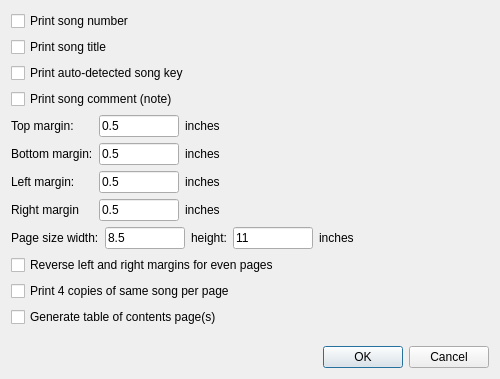
Before: the Qt Designer form src/softchord_pdf_dialog.ui in matvey83/softChord, drawn with Qt 5.
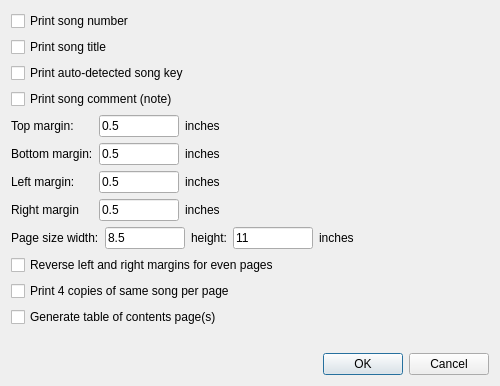
After: the same form once the commit is applied.

Commit message: Show a single song's fit scale in the export settings.

What changed in the file:
```diff
--- a/src/softchord_pdf_dialog.ui
+++ b/src/softchord_pdf_dialog.ui
@@ -265,6 +265,19 @@
      </property>
     </spacer>
    </item>
+   <item>
+    <widget class="QLabel" name="scale_label">
+     <property name="text">
+      <string/>
+     </property>
+     <property name="wordWrap">
+      <bool>true</bool>
+     </property>
+     <property name="visible">
+      <bool>false</bool>
+     </property>
+    </widget>
+   </item>
    <item>
     <widget class="QDialogButtonBox" name="buttonBox">
      <property name="orientation">
```
The commit also changes 3 other files.
